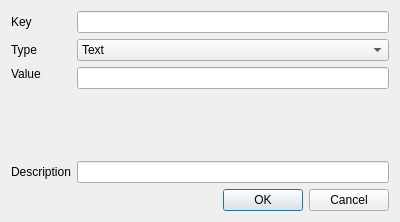
This is dialogs/key_value_file_text_dialog.ui in apogza/RestyCage as Qt 5 draws it before an edit. The edited form follows.
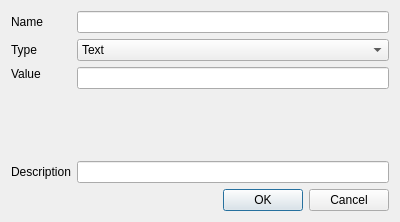
This is the edited form.

Diff of the .ui file:
```diff
--- a/dialogs/key_value_file_text_dialog.ui
+++ b/dialogs/key_value_file_text_dialog.ui
@@ -17,7 +17,7 @@
    <item row="0" column="0">
     <widget class="QLabel" name="label">
      <property name="text">
-      <string>Key</string>
+      <string>Name</string>
      </property>
     </widget>
    </item>
```
